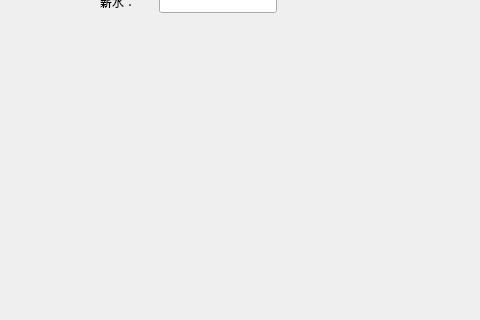
First picture: the form in MainWinForm.ui, repository hjbwd123/pyqttest, before the edit; both pictures show x 0 to 480 and y 181 to 501 of the 800 by 600 pixel window.
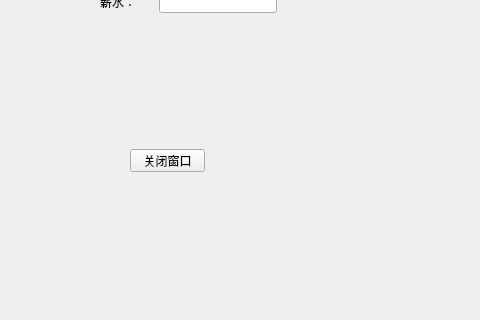
Second picture: the form after the edit.

Diff of the .ui file:
```diff
--- a/MainWinForm.ui
+++ b/MainWinForm.ui
@@ -107,6 +107,19 @@
      </item>
     </layout>
    </widget>
+   <widget class="QPushButton" name="pushButton">
+    <property name="geometry">
+     <rect>
+      <x>130</x>
+      <y>330</y>
+      <width>75</width>
+      <height>23</height>
+     </rect>
+    </property>
+    <property name="text">
+     <string>关闭窗口</string>
+    </property>
+   </widget>
   </widget>
   <widget class="QMenuBar" name="menubar">
    <property name="geometry">
```
Left out of the diff: 27 changed lines with no effect on the pictures.
